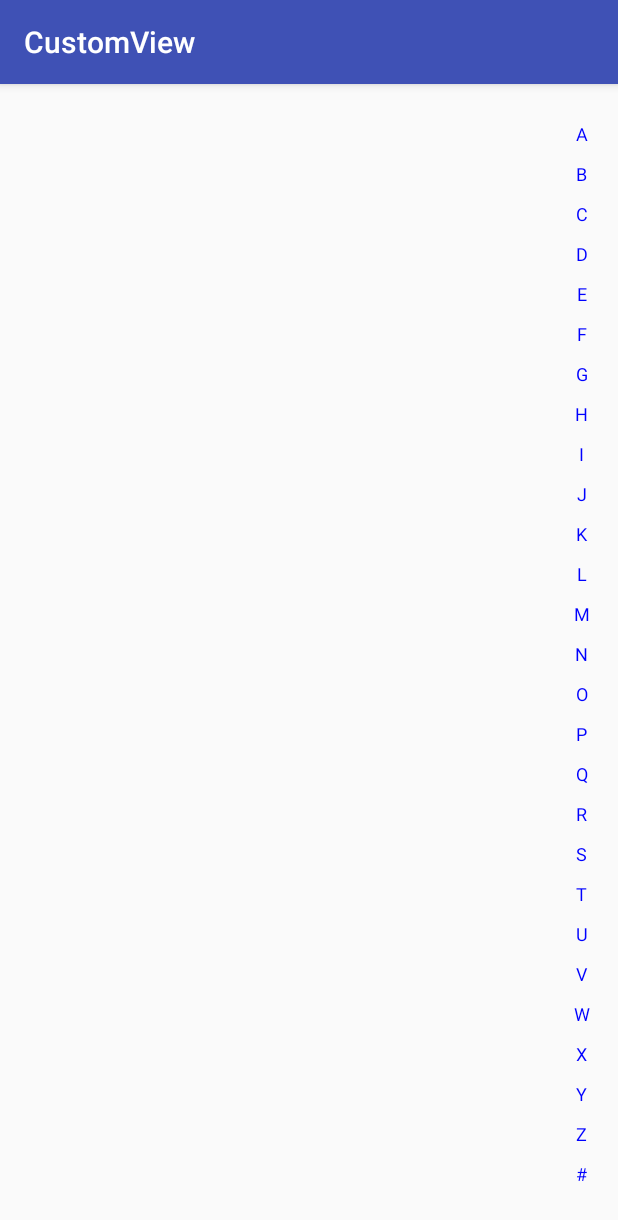
After one commit to GuoYangGit/CustomView, an Android app: the LetterSideBarActivity screen opened directly, with no data from a screen before it, on a phone screen of 412 x 824 dp. The commit adds this screen. Shown: the top 1220 px of the screen. Run offline under Robolectric (Android 15) with nearby library versions, the phone set to English and light mode, and no system bars.

Commit message:
字母索引控件

```diff
--- a/app/src/main/AndroidManifest.xml
+++ b/app/src/main/AndroidManifest.xml
@@ -20,7 +20,8 @@
         <activity android:name=".colorTrackTextView.ColorTrackActivity" />
         <activity android:name=".progressBarView.ProgressBarActivity" />
         <activity android:name=".shapeView.ShapeViewActivity" />
-        <activity android:name=".ratingBarView.RatingBarActivity"></activity>
+        <activity android:name=".ratingBarView.RatingBarActivity" />
+        <activity android:name=".letterSideBar.LetterSideBarActivity"></activity>
     </application>
 
 </manifest>
--- a/app/src/main/java/com/example/guoyang/customview/MainActivity.java
+++ b/app/src/main/java/com/example/guoyang/customview/MainActivity.java
@@ -6,6 +6,7 @@ import android.os.Bundle;
 import android.view.View;
 
 import com.example.guoyang.customview.colorTrackTextView.ColorTrackActivity;
+import com.example.guoyang.customview.letterSideBar.LetterSideBarActivity;
 import com.example.guoyang.customview.progressBarView.ProgressBarActivity;
 import com.example.guoyang.customview.qqStepView.QQStepActivity;
 import com.example.guoyang.customview.ratingBarView.RatingBarActivity;
@@ -39,4 +40,8 @@ public class MainActivity extends AppCompatActivity {
     public void RatingBar(View view) {
         startActivity(new Intent(this,RatingBarActivity.class));
     }
+
+    public void LetterSideBar(View view) {
+        startActivity(new Intent(this,LetterSideBarActivity.class));
+    }
 }
--- /dev/null
+++ b/app/src/main/java/com/example/guoyang/customview/letterSideBar/LetterSideBar.java
@@ -0,0 +1,126 @@
+package com.example.guoyang.customview.letterSideBar;
+
+import android.content.Context;
+import android.content.res.TypedArray;
+import android.graphics.Canvas;
+import android.graphics.Color;
+import android.graphics.Paint;
+import android.support.annotation.Nullable;
+import android.util.AttributeSet;
+import android.util.TypedValue;
+import android.view.MotionEvent;
+import android.view.View;
+
+import com.example.guoyang.customview.R;
+
+
+/**
+ * Created by guoyang on 2017/8/30.
+ */
+
+public class LetterSideBar extends View {
+    private Paint mTextPaint;
+    private Paint mCurrentPaint;
+    public String[] letters = {"A", "B", "C", "D", "E", "F", "G", "H", "I", "J", "K", "L", "M", "N", "O", "P", "Q", "R",
+            "S", "T", "U", "V", "W", "X", "Y", "Z", "#"};
+    private String mCurrentTouchLetter;
+
+    private int mTextColor = Color.BLUE;
+    private int mCurrentColor = Color.RED;
+    private int mTextSize = 12;
+
+    public LetterSideBar(Context context) {
+        this(context, null);
+    }
+
+    public LetterSideBar(Context context, @Nullable AttributeSet attrs) {
+        this(context, attrs, 0);
+    }
+
+    public LetterSideBar(Context context, @Nullable AttributeSet attrs, int defStyleAttr) {
+        super(context, attrs, defStyleAttr);
+        initPaint(context, attrs);
+    }
+
+    private void initPaint(Context context, AttributeSet attrs) {
+        TypedArray array = context.obtainStyledAttributes(attrs, R.styleable.LetterSideBar);
+        mTextColor = array.getColor(R.styleable.LetterSideBar_letterSideBarTextColor, mTextColor);
+        mCurrentColor = array.getColor(R.styleable.LetterSideBar_letterSideBarCurrentColor, mCurrentColor);
+        mTextSize = array.getDimensionPixelSize(R.styleable.LetterSideBar_letterSideBarTextSize, mTextSize);
+
+        mTextPaint = new Paint();
+        mTextPaint.setAntiAlias(true);
+        mTextPaint.setTextSize(sp2px(mTextSize));
+        mTextPaint.setColor(mTextColor);
+
+        mCurrentPaint = new Paint();
+        mCurrentPaint.setAntiAlias(true);
+        mCurrentPaint.setTextSize(sp2px(mTextSize));
+        mCurrentPaint.setColor(mCurrentColor);
+    }
+
+    private float sp2px(int sp) {
+        return TypedValue.applyDimension(TypedValue.COMPLEX_UNIT_SP,
+                sp, getResources().getDisplayMetrics());
+    }
+
+    @Override
+    protected void onMeasure(int widthMeasureSpec, int heightMeasureSpec) {
+        super.onMeasure(widthMeasureSpec, heightMeasureSpec);
+        int textWidth = (int) mTextPaint.measureText("A");
+        int height = MeasureSpec.getSize(heightMeasureSpec);
+        int width = getPaddingLeft() + getPaddingRight() + textWidth;
+        setMeasuredDimension(width, height);
+    }
+
+    @Override
+    protected void onDraw(Canvas canvas) {
+        int itemHeight = (getHeight() - getPaddingTop() - getPaddingBottom()) / letters.length;
+        for (int i = 0; i < letters.length; i++) {
+            int letterCenterY = i * itemHeight + itemHeight / 2 + getPaddingTop();
+            Paint.FontMetricsInt fontMetricsInt = mTextPaint.getFontMetricsInt();
+            int dy = (fontMetricsInt.bottom - fontMetricsInt.top) / 2 - fontMetricsInt.bottom;
+            int baseLine = letterCenterY + dy;
+            int x = (int) (getWidth() / 2 - (mTextPaint.measureText(letters[i]) / 2));
+            if (letters[i].equals(mCurrentTouchLetter)) {
+                canvas.drawText(letters[i], x, baseLine, mCurrentPaint);
+            } else {
+                canvas.drawText(letters[i], x, baseLine, mTextPaint);
+            }
+        }
+    }
+
+    @Override
+    public boolean onTouchEvent(MotionEvent event) {
+        switch (event.getAction()) {
+            case MotionEvent.ACTION_DOWN:
+            case MotionEvent.ACTION_MOVE:
+
+                float currentMoveY = event.getY();
+                int itemHeight = (getHeight() - getPaddingTop() - getPaddingBottom()) / letters.length;
+                int currentPosition = (int) ((currentMoveY - getPaddingTop()) / itemHeight);
+                if (currentPosition < 0) currentPosition = 0;
+                if (currentPosition >= letters.length) currentPosition = letters.length - 1;
+                if (letters[currentPosition] == mCurrentTouchLetter) return true;
+                mCurrentTouchLetter = letters[currentPosition];
+                if (mListener != null) mListener.touch(mCurrentTouchLetter);
+                invalidate();
+                break;
+            case MotionEvent.ACTION_UP:
+                if (mListener != null) mListener.unTouch();
+        }
+        return true;
+    }
+
+    private LetterTouchListener mListener;
+
+    public void setOnLetterTouchListener(LetterTouchListener listener) {
+        this.mListener = listener;
+    }
+
+    public interface LetterTouchListener {
+        void touch(String letter);
+
+        void unTouch();
+    }
+}
--- /dev/null
+++ b/app/src/main/java/com/example/guoyang/customview/letterSideBar/LetterSideBarActivity.java
@@ -0,0 +1,39 @@
+package com.example.guoyang.customview.letterSideBar;
+
+import android.os.Handler;
+import android.support.v7.app.AppCompatActivity;
+import android.os.Bundle;
+import android.view.View;
+import android.widget.TextView;
+
+import com.example.guoyang.customview.R;
+
+public class LetterSideBarActivity extends AppCompatActivity {
+    private TextView mLetterTv;
+    private LetterSideBar letterSideBar;
+
+    @Override
+    protected void onCreate(Bundle savedInstanceState) {
+        super.onCreate(savedInstanceState);
+        setContentView(R.layout.activity_letter_side_bar);
+        mLetterTv = (TextView) findViewById(R.id.textview);
+        letterSideBar = (LetterSideBar) findViewById(R.id.LetterSideBar);
+        letterSideBar.setOnLetterTouchListener(new LetterSideBar.LetterTouchListener() {
+            @Override
+            public void touch(String letter) {
+                mLetterTv.setVisibility(View.VISIBLE);
+                mLetterTv.setText(letter);
+            }
+
+            @Override
+            public void unTouch() {
+                new Handler().postDelayed(new Runnable() {
+                    @Override
+                    public void run() {
+                        mLetterTv.setVisibility(View.GONE);
+                    }
+                },300);
+            }
+        });
+    }
+}
--- a/app/src/main/java/com/example/guoyang/customview/ratingBarView/RatingBarView.java
+++ b/app/src/main/java/com/example/guoyang/customview/ratingBarView/RatingBarView.java
@@ -94,9 +94,7 @@ public class RatingBarView extends View {
                 int currentGrade = (int) (moveX / (mStarNormalBitmap.getWidth()+mBarPadding) + 1);
                 if (currentGrade < 0) currentGrade = 0;
                 if (currentGrade > mGradeNumber) currentGrade = mGradeNumber;
-                if (currentGrade == mCurrentGrade) {
-                    return true;
-                }
+                if (currentGrade == mCurrentGrade) return true;
                 mCurrentGrade = currentGrade;
                 invalidate();
                 break;
--- /dev/null
+++ b/app/src/main/res/layout/activity_letter_side_bar.xml
@@ -0,0 +1,25 @@
+<?xml version="1.0" encoding="utf-8"?>
+<RelativeLayout xmlns:android="http://schemas.android.com/apk/res/android"
+    xmlns:app="http://schemas.android.com/apk/res-auto"
+    xmlns:tools="http://schemas.android.com/tools"
+    android:layout_width="match_parent"
+    android:layout_height="match_parent"
+    tools:context="com.example.guoyang.customview.letterSideBar.LetterSideBarActivity">
+    <TextView
+        android:id="@+id/textview"
+        android:layout_centerInParent="true"
+        android:layout_width="wrap_content"
+        android:layout_height="wrap_content"
+        android:textSize="16sp"
+        android:textColor="#FF0000"
+        android:padding="20dp"
+        android:background="@color/colorPrimary"
+        android:visibility="gone"
+        />
+    <com.example.guoyang.customview.letterSideBar.LetterSideBar
+        android:id="@+id/LetterSideBar"
+        android:layout_width="wrap_content"
+        android:layout_height="wrap_content"
+        android:layout_alignParentRight="true"
+        android:padding="20dp"/>
+</RelativeLayout>
--- a/app/src/main/res/layout/activity_main.xml
+++ b/app/src/main/res/layout/activity_main.xml
@@ -36,5 +36,11 @@
         android:layout_height="wrap_content"
         android:text="评分控件"
         android:onClick="RatingBar"/>
+    <Button
+        android:id="@+id/LetterSideBar"
+        android:layout_width="wrap_content"
+        android:layout_height="wrap_content"
+        android:text="字母索引"
+        android:onClick="LetterSideBar"/>
 
 </LinearLayout>
--- a/app/src/main/res/values/attrs.xml
+++ b/app/src/main/res/values/attrs.xml
@@ -24,4 +24,9 @@
         <attr name="ratingBarGradeNumber" format="integer" />
         <attr name="ratingBarPadding" format="dimension" />
     </declare-styleable>
+    <declare-styleable name="LetterSideBar">
+        <attr name="letterSideBarTextSize" format="dimension" />
+        <attr name="letterSideBarCurrentColor" format="color" />
+        <attr name="letterSideBarTextColor" format="color" />
+    </declare-styleable>
 </resources>
```
